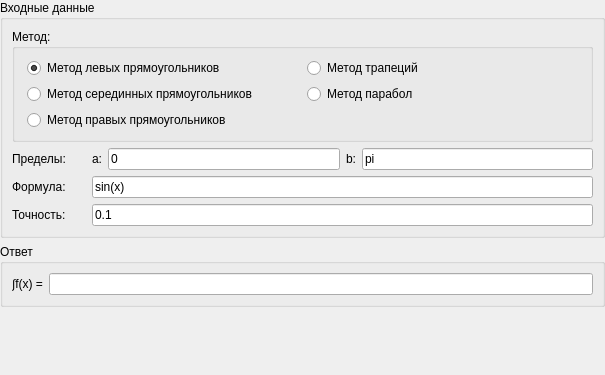
EgorAlmikeev/ProjectX, file Frames/integralFloatingStepFrame.ui: the form before one commit.
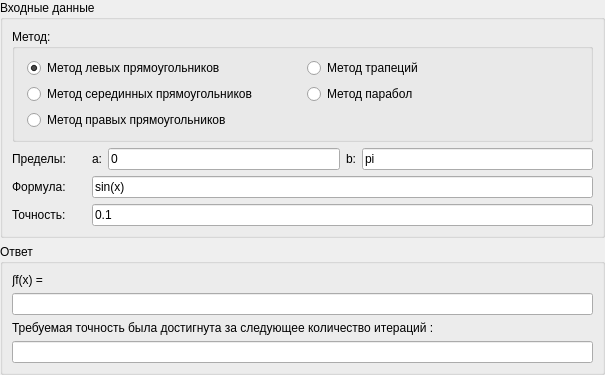
The form after the commit.

Diff of the .ui file:
```diff
--- a/Frames/integralFloatingStepFrame.ui
+++ b/Frames/integralFloatingStepFrame.ui
@@ -47,6 +47,54 @@
    <property name="verticalSpacing">
     <number>6</number>
    </property>
+   <item row="2" column="0" alignment="Qt::AlignTop">
+    <widget class="QGroupBox" name="outputGroupBox">
+     <property name="sizePolicy">
+      <sizepolicy hsizetype="Preferred" vsizetype="Fixed">
+       <horstretch>0</horstretch>
+       <verstretch>0</verstretch>
+      </sizepolicy>
+     </property>
+     <property name="autoFillBackground">
+      <bool>false</bool>
+     </property>
+     <property name="title">
+      <string>Ответ</string>
+     </property>
+     <layout class="QVBoxLayout" name="verticalLayout_3">
+      <property name="topMargin">
+       <number>9</number>
+      </property>
+      <item>
+       <widget class="QLabel" name="label">
+        <property name="autoFillBackground">
+         <bool>false</bool>
+        </property>
+        <property name="text">
+         <string>∫f(x) =</string>
+        </property>
+       </widget>
+      </item>
+      <item>
+       <widget class="QLineEdit" name="answerEdit"/>
+      </item>
+      <item>
+       <widget class="QLabel" name="label_2">
+        <property name="text">
+         <string>Требуемая точность была достигнута за следующее количество итераций :</string>
+        </property>
+       </widget>
+      </item>
+      <item>
+       <widget class="QLineEdit" name="iterationEdit">
+        <property name="readOnly">
+         <bool>true</bool>
+        </property>
+       </widget>
+      </item>
+     </layout>
+    </widget>
+   </item>
    <item row="0" column="0">
     <widget class="QGroupBox" name="inputGroupBox">
      <property name="sizePolicy">
@@ -291,50 +339,6 @@
      </layout>
     </widget>
    </item>
-   <item row="2" column="0" alignment="Qt::AlignTop">
-    <widget class="QGroupBox" name="outputGroupBox">
-     <property name="sizePolicy">
-      <sizepolicy hsizetype="Preferred" vsizetype="Fixed">
-       <horstretch>0</horstretch>
-       <verstretch>0</verstretch>
-      </sizepolicy>
-     </property>
-     <property name="autoFillBackground">
-      <bool>false</bool>
-     </property>
-     <property name="title">
-      <string>Ответ</string>
-     </property>
-     <layout class="QGridLayout" name="gridLayout_2">
-      <property name="topMargin">
-       <number>9</number>
-      </property>
-      <item row="0" column="0">
-       <widget class="QLabel" name="label">
-        <property name="autoFillBackground">
-         <bool>false</bool>
-        </property>
-        <property name="text">
-         <string>∫f(x) =</string>
-        </property>
-       </widget>
-      </item>
-      <item row="0" column="1">
-       <widget class="QLineEdit" name="answerEdit">
-        <property name="autoFillBackground">
-         <bool>false</bool>
-        </property>
-        <property name="frame">
-         <bool>true</bool>
-        </property>
-        <property name="readOnly">
-         <bool>true</bool>
-        </property>
-       </widget>
-      </item>
-     </layout>
-    </widget>
-   </item>
   </layout>
  </widget>
  <tabstops>
```
Left out of the diff: 1 changed line with no effect on the pictures.
